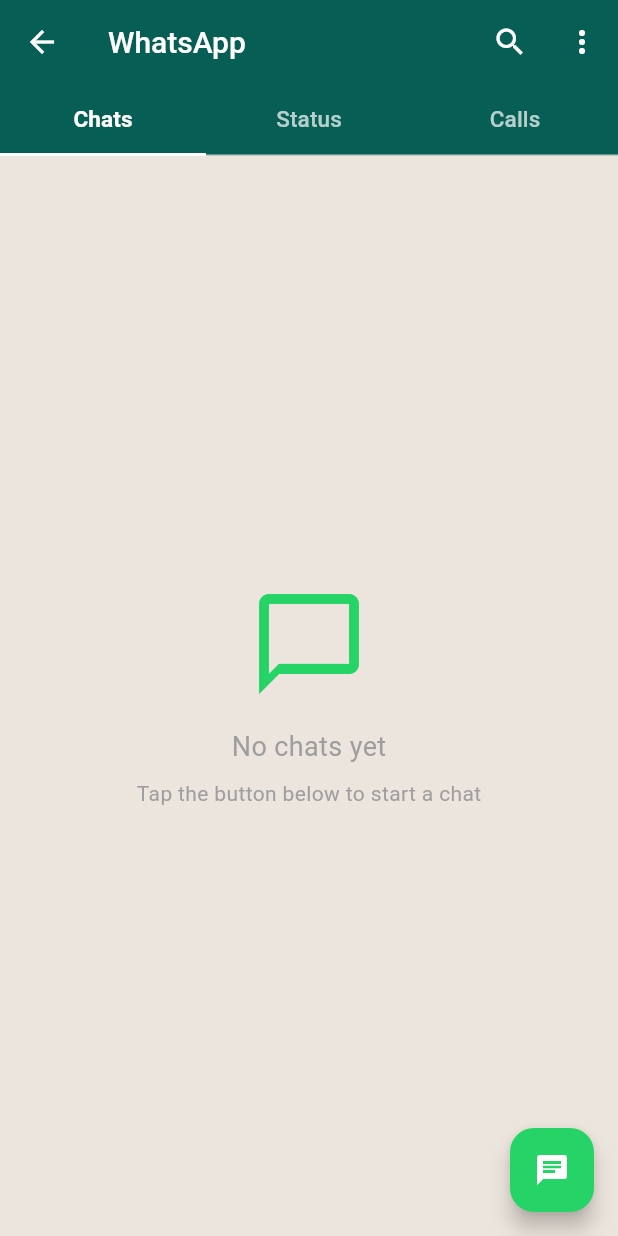
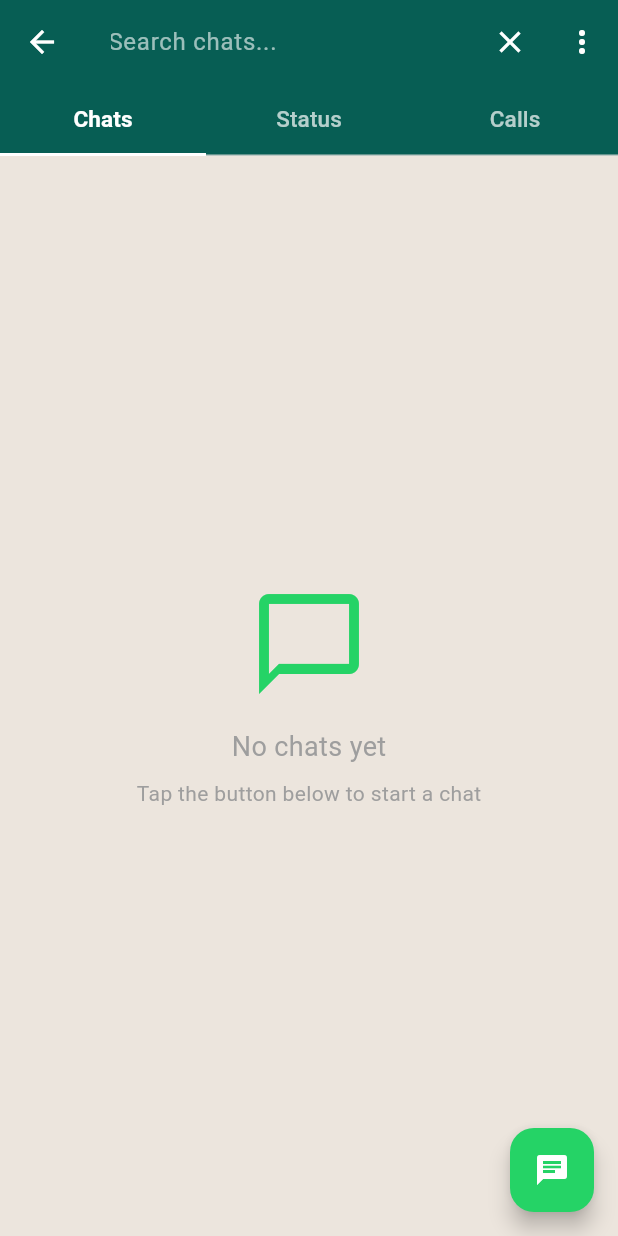
Before and after one commit to Haris-Ahmed83/chatapp, a Flutter app: the HomeScreen screen opened by its route, after a tap on the "search" icon, on a phone screen of 412 x 824 dp. Run offline on Flutter 3.47's test engine with Material 3 defaults, Android fonts, the phone set to English and light mode, and no system bars; our stand-ins replace cloud_firestore, firebase_auth, firebase_core, firebase_storage, flutter_contacts, get and 4 more; accounts and stored records are empty.

Commit message:
feat: tab-based search, search filters chats by name/message

```diff
--- a/lib/src/features/chats/controllers/chat_controller.dart
+++ b/lib/src/features/chats/controllers/chat_controller.dart
@@ -6,6 +6,7 @@
   final chats = <Map<String, dynamic>>[].obs;
   final messages = <Map<String, dynamic>>[].obs;
   final currentChatId = ''.obs;
+  final searchQuery = ''.obs;
 
   void loadChats() {
     final uid = AppConfig.auth.currentUser?.uid;
--- a/lib/src/features/chats/screens/chat_list_screen.dart
+++ b/lib/src/features/chats/screens/chat_list_screen.dart
@@ -22,26 +22,43 @@
     final controller = Get.find<ChatController>();
 
     return Obx(() {
-      if (controller.chats.isEmpty) {
-        return const Center(
+      final query = controller.searchQuery.value.toLowerCase().trim();
+      final chats = query.isEmpty
+          ? controller.chats
+          : controller.chats.where((c) {
+              final name = (c['name'] as String? ?? '').toLowerCase();
+              final lastMsg = (c['last_message'] as String? ?? '').toLowerCase();
+              return name.contains(query) || lastMsg.contains(query);
+            }).toList();
+
+      if (chats.isEmpty) {
+        return Center(
           child: Column(
             mainAxisAlignment: MainAxisAlignment.center,
             children: [
-              Icon(Icons.chat_bubble_outline, size: 80, color: Color(0xFF25D366)),
-              SizedBox(height: 16),
-              Text('No chats yet', style: TextStyle(fontSize: 18, color: Colors.grey)),
-              SizedBox(height: 8),
-              Text('Tap the button below to start a chat', style: TextStyle(color: Colors.grey)),
+              Icon(
+                query.isNotEmpty ? Icons.search_off : Icons.chat_bubble_outline,
+                size: 80, color: const Color(0xFF25D366),
+              ),
+              const SizedBox(height: 16),
+              Text(
+                query.isNotEmpty ? 'No chats found' : 'No chats yet',
+                style: const TextStyle(fontSize: 18, color: Colors.grey),
+              ),
+              if (query.isEmpty) ...[
+                const SizedBox(height: 8),
+                const Text('Tap the button below to start a chat', style: TextStyle(color: Colors.grey)),
+              ],
             ],
           ),
         );
       }
 
       return ListView.separated(
-        itemCount: controller.chats.length,
+        itemCount: chats.length,
         separatorBuilder: (_, __) => const Divider(indent: 80, endIndent: 16),
         itemBuilder: (context, index) {
-          final chat = controller.chats[index];
+          final chat = chats[index];
           final name = chat['name'] ?? 'Unknown';
           final lastMsg = chat['last_message'] ?? '';
           final photo = chat['photo_url'] ?? '';
@@ -60,7 +77,7 @@
             title: Text(name, style: const TextStyle(fontWeight: FontWeight.w500)),
             subtitle: Text(lastMsg, maxLines: 1, overflow: TextOverflow.ellipsis),
             onTap: () {
-              Get.find<ChatController>().loadMessages(chat['id']);
+              controller.loadMessages(chat['id']);
               Get.toNamed(AppRoutes.chat, arguments: {'name': name, 'id': chat['id'], 'other_uid': otherUid});
             },
           );
--- a/lib/src/features/home/screens/home_screen.dart
+++ b/lib/src/features/home/screens/home_screen.dart
@@ -7,6 +7,7 @@
 import 'package:chato/src/features/contacts/controllers/contact_controller.dart';
 import 'package:chato/src/features/status/controllers/status_controller.dart';
 import 'package:chato/src/features/auth/controllers/auth_controller.dart';
+import 'package:chato/src/features/chats/controllers/chat_controller.dart';
 
 class HomeScreen extends StatefulWidget {
   const HomeScreen({super.key});
@@ -18,6 +19,8 @@
 class _HomeScreenState extends State<HomeScreen> with SingleTickerProviderStateMixin {
   late TabController _tabController;
   int _currentTab = 0;
+  bool _isSearching = false;
+  final _searchController = TextEditingController();
 
   @override
   void initState() {
@@ -25,7 +28,11 @@
     _tabController = TabController(length: 3, vsync: this);
     _tabController.addListener(() {
       if (!_tabController.indexIsChanging) {
-        setState(() => _currentTab = _tabController.index);
+        setState(() {
+          _currentTab = _tabController.index;
+          _isSearching = false;
+          _searchController.clear();
+        });
       }
     });
     Get.find<ContactController>().loadContacts();
@@ -35,19 +42,48 @@
   @override
   void dispose() {
     _tabController.dispose();
+    _searchController.dispose();
     super.dispose();
+  }
+
+  void _onSearchChanged(String value) {
+    Get.find<ChatController>().searchQuery.value = value;
   }
 
   @override
   Widget build(BuildContext context) {
     return Scaffold(
       appBar: AppBar(
-        title: const Text('WhatsApp'),
+        title: _isSearching
+            ? TextField(
+                controller: _searchController,
+                autofocus: true,
+                onChanged: _onSearchChanged,
+                style: const TextStyle(color: Colors.white),
+                decoration: const InputDecoration(
+                  hintText: 'Search chats...',
+                  hintStyle: TextStyle(color: Colors.white60),
+                  border: InputBorder.none,
+                ),
+              )
+            : const Text('WhatsApp'),
         actions: [
-          IconButton(
-            icon: const Icon(Icons.search, color: Colors.white),
-            onPressed: () {},
-          ),
+          if (_currentTab == 0)
+            _isSearching
+                ? IconButton(
+                    icon: const Icon(Icons.close, color: Colors.white),
+                    onPressed: () {
+                      setState(() {
+                        _isSearching = false;
+                        _searchController.clear();
+                        Get.find<ChatController>().searchQuery.value = '';
+                      });
+                    },
+                  )
+                : IconButton(
+                    icon: const Icon(Icons.search, color: Colors.white),
+                    onPressed: () => setState(() => _isSearching = true),
+                  ),
           PopupMenuButton<String>(
             icon: const Icon(Icons.more_vert, color: Colors.white),
             onSelected: (value) {
```
